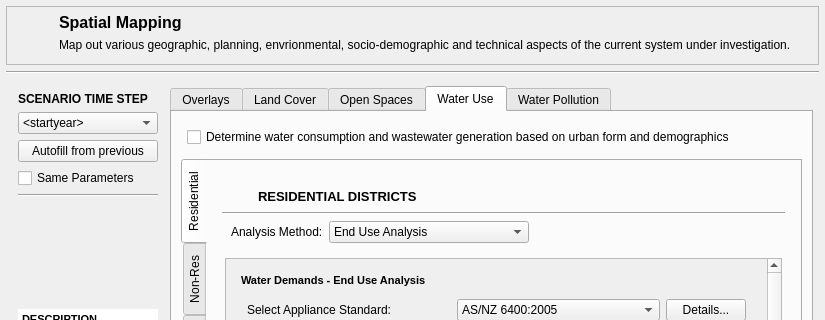
Old version of the form gui/md_spatialmappinggui.ui in the repository petermbach/urbanbeats-pss; both pictures show x 0 to 825 and y 0 to 320 of the 825 by 600 pixel window.
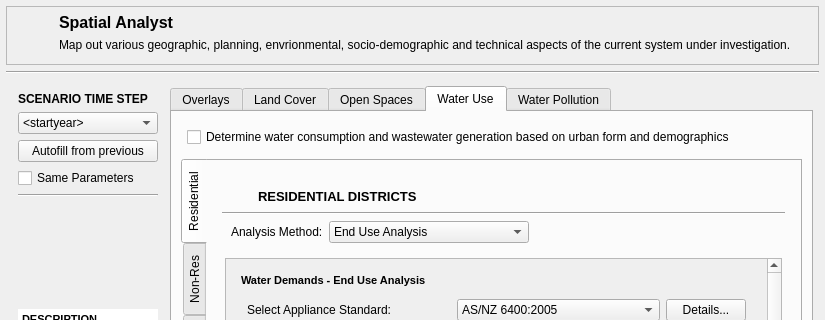
New version of the form. The open tabs and pages were chosen to show the change. Icons and pictures are not drawn.

Commit message: Reworked Module structure following revised Module names and order. GUIs now re-linked again. Simulation logic also updated.

What changed in the file:
```diff
--- a/gui/md_spatialmappinggui.ui
+++ b/gui/md_spatialmappinggui.ui
@@ -104,7 +104,7 @@
          </font>
         </property>
         <property name="text">
-         <string>Spatial Mapping</string>
+         <string>Spatial Analyst</string>
         </property>
        </widget>
       </item>
```
Left out of the diff: 31 changed lines with no effect on the pictures. The commit also changes 6 other files.
